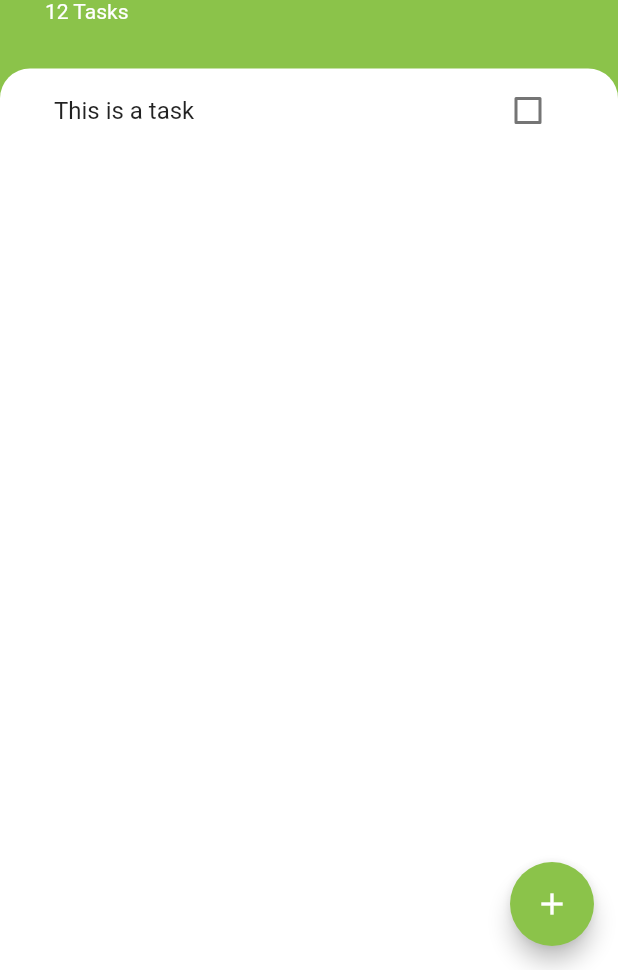
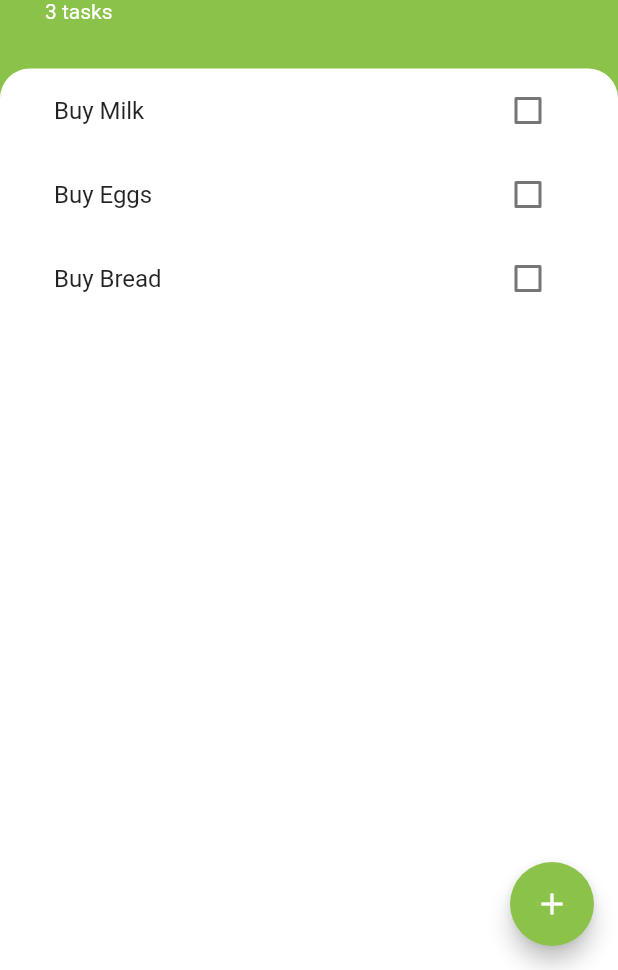
Before and after one commit to Matt-Murungi/The-Task-Guy, a Flutter app: the screen it shows after launch, on a phone screen of 412 x 824 dp, the part 266-1236 px from its top. Run offline on Flutter 3.47's test engine with Material 2 defaults, Android fonts, the phone set to English and light mode, and no system bars.

Commit message:
add State Management

```diff
--- a/lib/main.dart
+++ b/lib/main.dart
@@ -1,4 +1,6 @@
 import 'package:flutter/material.dart';
+import 'package:provider/provider.dart';
+import 'package:to_do/model/task_data.dart';
 import 'package:to_do/screens/task.dart';
 
 void main() {
@@ -8,8 +10,11 @@ void main() {
 class MyApp extends StatelessWidget {
   @override
   Widget build(BuildContext context) {
-    return MaterialApp(
-      home: TasksScreen(),
+    return ChangeNotifierProvider(
+      create: (context)=>TaskData(),
+      child: MaterialApp(
+        home: TasksScreen(),
+      ),
     );
   }
 }
--- /dev/null
+++ b/lib/model/task.dart
@@ -0,0 +1,10 @@
+class Task {
+  final String name;
+  bool isDone;
+
+  Task({this.name, this.isDone = false});
+
+  void toggleDone() {
+    isDone = !isDone;
+  }
+}
--- /dev/null
+++ b/lib/model/task_data.dart
@@ -0,0 +1,36 @@
+import 'package:flutter/foundation.dart';
+import 'package:to_do/model/task.dart';
+import 'dart:collection';
+
+class TaskData extends ChangeNotifier {
+  List<Task> _tasks = [
+    Task(name: "Buy Milk"),
+    Task(name: "Buy Eggs"),
+    Task(name: "Buy Bread"),
+  ];
+
+  int get taskCount {
+    return _tasks.length;
+  }
+
+  UnmodifiableListView<Task> get tasks {
+    return UnmodifiableListView(_tasks);
+  }
+
+  void addTask(String newTask) {
+    final task = Task(name: newTask);
+    print(task.name);
+    _tasks.add(task);
+    notifyListeners();
+  }
+
+  void updateTask(Task task) {
+    task.toggleDone();
+    notifyListeners();
+  }
+
+  void deleteTask(Task task) {
+    _tasks.remove(task);
+    notifyListeners();
+  }
+}
--- a/lib/screens/task.dart
+++ b/lib/screens/task.dart
@@ -1,4 +1,6 @@
 import 'package:flutter/material.dart';
+import 'package:provider/provider.dart';
+import 'package:to_do/model/task_data.dart';
 import 'package:to_do/screens/add_task_screen.dart';
 import 'package:to_do/widgets/tasks_list.dart';
 
@@ -48,7 +50,7 @@ class TasksScreen extends StatelessWidget {
                       fontSize: 40.0),
                 ),
                 Text(
-                  '12 Tasks',
+                  "${Provider.of<TaskData>(context).taskCount} tasks",
                   style: TextStyle(
                     color: Colors.white,
                   ),
--- a/lib/widgets/tasks_list.dart
+++ b/lib/widgets/tasks_list.dart
@@ -1,14 +1,31 @@
 import 'package:flutter/material.dart';
+import 'package:provider/provider.dart';
+import 'package:to_do/model/task_data.dart';
+// import 'package:to_do/model/task.dart';
 import 'package:to_do/widgets/tasks_tile.dart';
 
 class TasksList extends StatelessWidget {
 
   @override
   Widget build(BuildContext context) {
-    return ListView(
-      children: <Widget>[
-        TaskTile()
-      ],
-    );
+    return Consumer<TaskData>(builder: (context, taskData, child) {
+      return ListView.builder(
+        itemBuilder: (context, index) {
+          final taskItem = taskData.tasks[index];
+          return TaskTile(
+            taskTitle: taskItem.name,
+            isChecked: taskItem.isDone,
+             onchange: (checkboxState){
+               taskData.updateTask(taskItem);
+             },
+             longpress: (){
+               print("Pressed");
+               taskData.deleteTask(taskItem);
+             },
+          );
+        },
+        itemCount: taskData.taskCount,
+      );
+    });
   }
 }
--- a/lib/widgets/tasks_tile.dart
+++ b/lib/widgets/tasks_tile.dart
@@ -1,39 +1,28 @@
 import 'package:flutter/material.dart';
 
-class TaskTile extends StatefulWidget {
-  @override
-  _TaskTileState createState() => _TaskTileState();
-}
+class TaskTile extends StatelessWidget {
+  final bool isChecked;
+  final String taskTitle;
+  final Function onchange;
+    final Function longpress;
 
-class _TaskTileState extends State<TaskTile> {
- bool isChecked = false;
+  TaskTile({this.taskTitle, this.isChecked, this.onchange, this.longpress});
 
-void checkboxCallback(bool checkboxState){
-  setState(() {
-    isChecked = checkboxState;
-  });
-}
   @override
   Widget build(BuildContext context) {
     return ListTile(
-      title: Text('This is a task', style: TextStyle(
-        decoration:isChecked ? TextDecoration.lineThrough: null,
-      ),),
-      trailing: TaskCheckbox(isChecked, checkboxCallback),
+      onLongPress: longpress,
+      title: Text(
+        taskTitle,
+        style: TextStyle(
+          decoration: isChecked ? TextDecoration.lineThrough : null,
+        ),
+      ),
+      trailing: Checkbox(
+        value: isChecked,
+        onChanged: onchange,
+        activeColor: Colors.lightGreen,
+      ),
     );
   }
 }
-
-class TaskCheckbox extends StatelessWidget {
-
-  final bool checkBoxState;
-  final Function toggleCheckBoxState;
-  TaskCheckbox(this.checkBoxState, this.toggleCheckBoxState);
-  @override
-  Widget build(BuildContext context) {
-    return Checkbox(value: checkBoxState,
-    onChanged: toggleCheckBoxState,
-    activeColor: Colors.lightGreen,
-    );
-  }
-}
--- a/pubspec.yaml
+++ b/pubspec.yaml
@@ -23,6 +23,7 @@ environment:
 dependencies:
   flutter:
     sdk: flutter
+  provider: ^4.1.3
 
 
   # The following adds the Cupertino Icons font to your application.
```
Also changed, not shown: lib/screens/add_task_screen.dart (+15 -2 lines), pubspec.lock.
